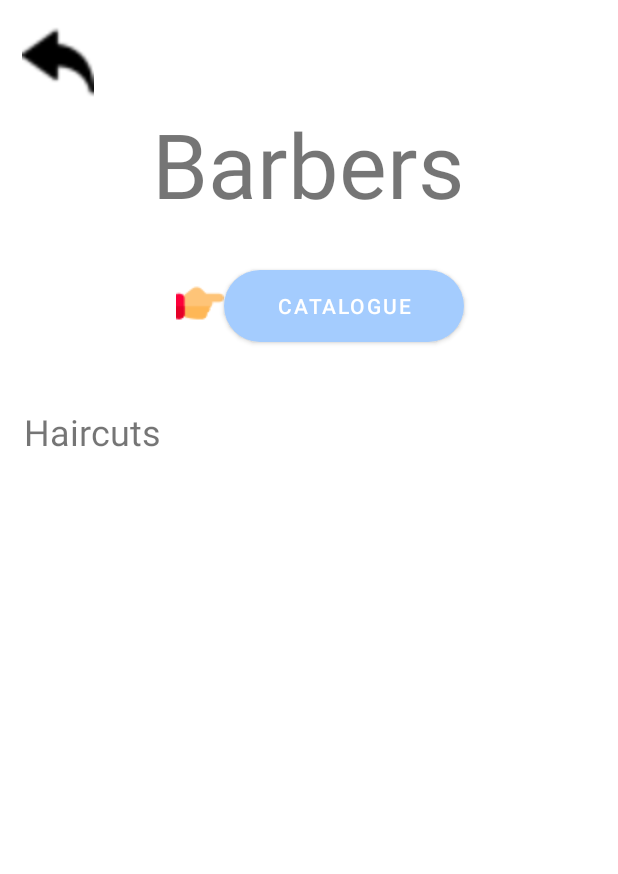
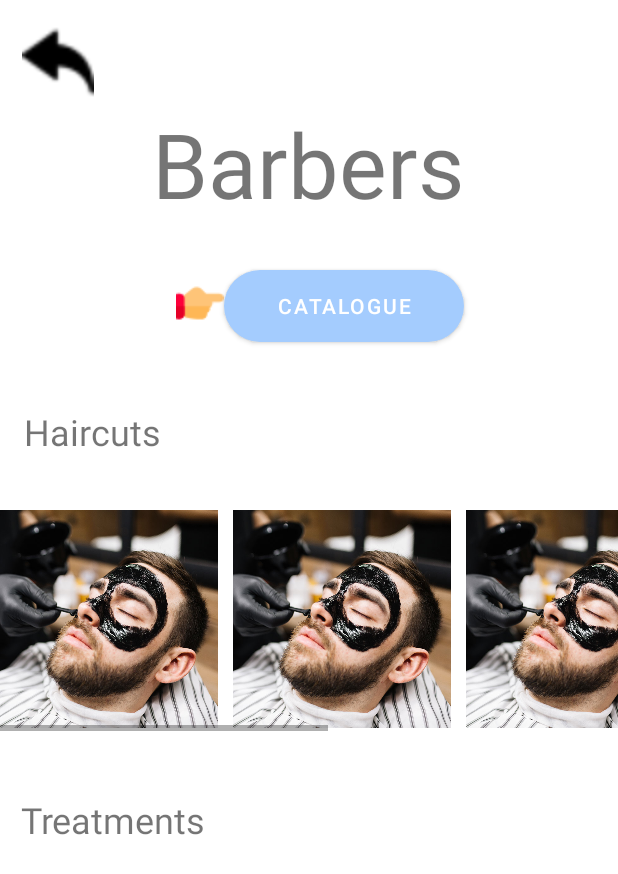
Before and after one commit to Mhmdbaba/CSC498G_FinalProject_BarberApp, an Android app: the HomePage screen opened directly, with no data from a screen before it, on a phone screen of 412 x 824 dp. Shown: the top 874 px of the screen. Run offline under Robolectric (Android 15) with nearby library versions, the phone set to English and light mode, and no system bars.

Commit message:
commit 4

```diff
--- a/app/src/main/res/layout/activity_home_page.xml
+++ b/app/src/main/res/layout/activity_home_page.xml
@@ -5,6 +5,19 @@
     android:layout_width="match_parent"
     android:layout_height="match_parent"
     tools:context=".HomePage">
+
+    <TextView
+        android:id="@+id/textView8"
+        android:layout_width="wrap_content"
+        android:layout_height="wrap_content"
+        android:text="Treatments"
+        android:textSize="24sp"
+        app:layout_constraintBottom_toBottomOf="parent"
+        app:layout_constraintEnd_toEndOf="parent"
+        app:layout_constraintHorizontal_bias="0.049"
+        app:layout_constraintStart_toStartOf="parent"
+        app:layout_constraintTop_toTopOf="parent"
+        app:layout_constraintVertical_bias="0.67" />
 
     <TextView
         android:id="@+id/textView5"
@@ -78,18 +91,78 @@
 
     <ScrollView
         android:layout_width="wrap_content"
-        android:layout_height="wrap_content">
-        <LinearLayout
+        android:layout_height="wrap_content"
+        app:layout_constraintBottom_toBottomOf="parent"
+        app:layout_constraintEnd_toEndOf="parent"
+        app:layout_constraintHorizontal_bias="0.308"
+        app:layout_constraintStart_toStartOf="parent"
+        app:layout_constraintTop_toTopOf="parent">
+
+        <HorizontalScrollView
             android:layout_width="wrap_content"
-            android:layout_height="wrap_content">
+            android:layout_height="wrap_content"
+            tools:ignore="SpeakableTextPresentCheck">
 
-        </LinearLayout>
+            <LinearLayout
+                android:layout_width="wrap_content"
+                android:layout_height="wrap_content"
+                android:orientation="horizontal">
+
+                <ImageView
+                    android:layout_width="155dp"
+                    android:layout_height="150dp"
+                    android:paddingRight="10dp"
+                    app:srcCompat="@drawable/pic1" />
+
+                <ImageView
+                    android:layout_width="155dp"
+                    android:layout_height="150dp"
+                    android:paddingRight="10dp"
+                    app:srcCompat="@drawable/pic1" />
+
+                <ImageView
+                    android:layout_width="155dp"
+                    android:layout_height="150dp"
+                    android:paddingRight="10dp"
+                    app:srcCompat="@drawable/pic1" />
+
+                <ImageView
+                    android:layout_width="155dp"
+                    android:layout_height="150dp"
+                    android:paddingRight="10dp"
+                    app:srcCompat="@drawable/pic1" />
+
+                <ImageView
+                    android:layout_width="155dp"
+                    android:layout_height="150dp"
+                    android:paddingRight="10dp"
+                    app:srcCompat="@drawable/pic1" />
+
+            </LinearLayout>
+        </HorizontalScrollView>
     </ScrollView>
 
-    <ImageView
-        android:id="@+id/pic1"
-        android:layout_width="409dp"
-        android:layout_height="133dp"
-        tools:layout_editor_absoluteX="2dp"
-        tools:layout_editor_absoluteY="277dp" />
+    <ScrollView
+        android:layout_width="wrap_content"
+        android:layout_height="wrap_content"
+        app:layout_constraintBottom_toBottomOf="parent"
+        app:layout_constraintEnd_toEndOf="parent"
+        app:layout_constraintHorizontal_bias="0.308"
+        app:layout_constraintStart_toStartOf="parent"
+        app:layout_constraintTop_toTopOf="parent">
+
+        <HorizontalScrollView
+            android:layout_width="wrap_content"
+            android:layout_height="wrap_content"
+            tools:ignore="SpeakableTextPresentCheck">
+
+            <LinearLayout
+                android:layout_width="wrap_content"
+                android:layout_height="wrap_content"
+                android:orientation="horizontal">
+
+            </LinearLayout>
+        </HorizontalScrollView>
+    </ScrollView>
+
 </androidx.constraintlayout.widget.ConstraintLayout>
```
Also changed, not shown: app/src/main/res/drawable/treatment.jpg (added).
